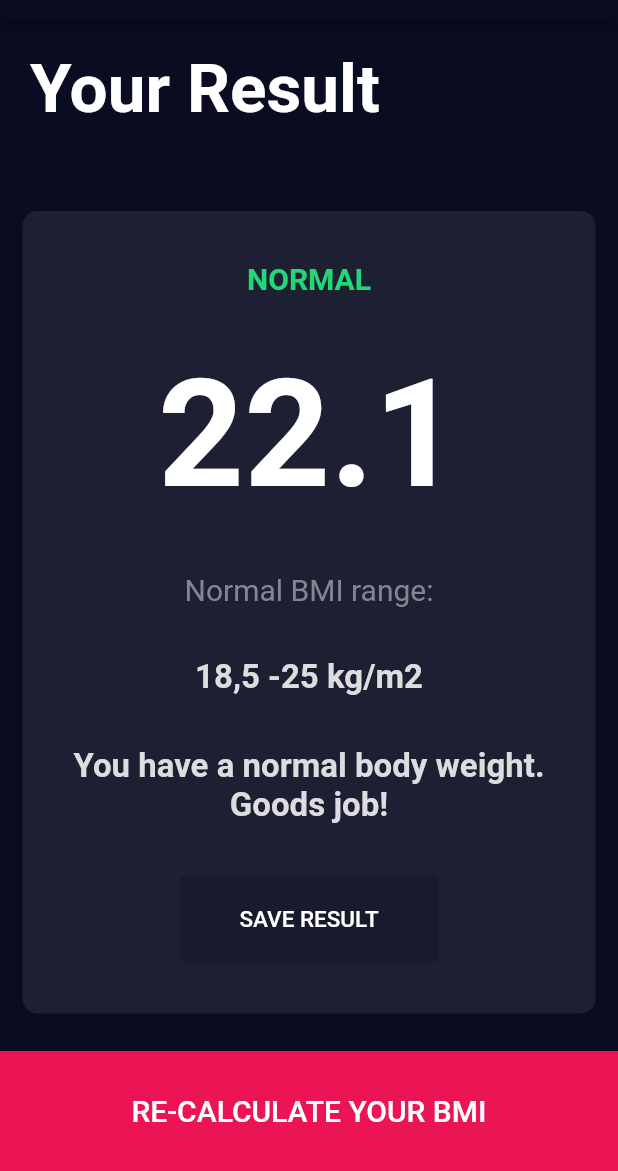
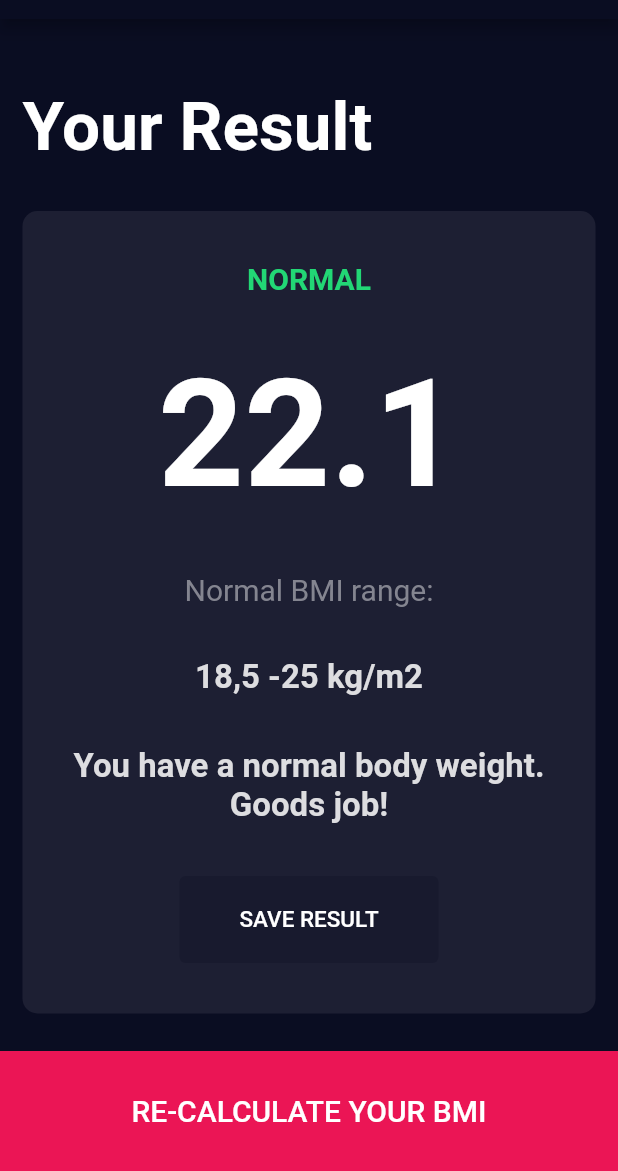
Before and after one commit to Abhishek-J-B-R-I/bmilogic, a Flutter app: the result screen opened directly, on a phone screen of 412 x 824 dp, the part 65-1236 px from its top. Run offline on Flutter 3.47's test engine with Material 2 defaults, Android fonts, the phone set to English and light mode, and no system bars; our stand-ins replace font_awesome_flutter.

Commit message:
now its logic time

```diff
--- a/lib/Screen/result.dart
+++ b/lib/Screen/result.dart
@@ -21,7 +21,7 @@ class _resultState extends State<result> {
         mainAxisAlignment: MainAxisAlignment.spaceEvenly,
         crossAxisAlignment: CrossAxisAlignment.stretch,
         children: [
-          Expanded(child: Container(margin: EdgeInsets.all(20),child: Text('Your Result',style: result_title,),)),
+          Expanded(child: Container(margin: EdgeInsets.all(15),alignment: Alignment.bottomLeft,child: Text('Your Result',style: result_title,),)),
           Expanded(flex: 5,child: container( Color(0xFF1D1F33), Column(
             mainAxisAlignment: MainAxisAlignment.spaceEvenly,
             children: [
```
